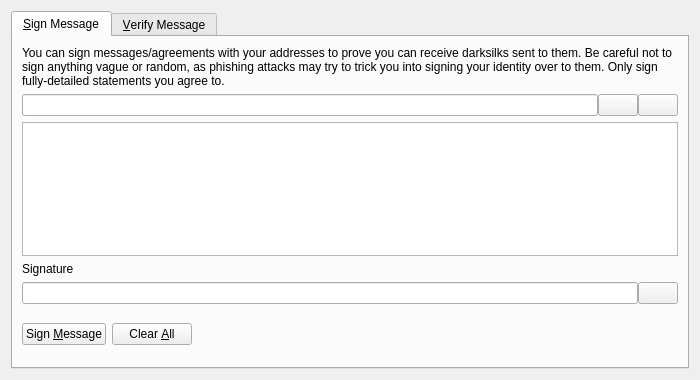
Before: the Qt Designer form src/qt/forms/signverifymessagedialog.ui in duality-solutions/Dynamic, drawn with Qt 5.
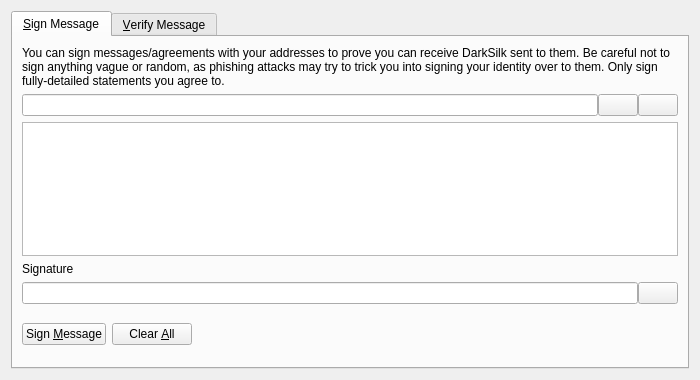
After: the same form once the commit is applied. Custom widgets are drawn as their Qt base class.

Diff of the .ui file:
```diff
--- a/src/qt/forms/signverifymessagedialog.ui
+++ b/src/qt/forms/signverifymessagedialog.ui
@@ -30,7 +30,7 @@
        <item>
         <widget class="QLabel" name="infoLabel_SM">
          <property name="text">
-          <string>You can sign messages/agreements with your addresses to prove you can receive darksilks sent to them. Be careful not to sign anything vague or random, as phishing attacks may try to trick you into signing your identity over to them. Only sign fully-detailed statements you agree to.</string>
+          <string>You can sign messages/agreements with your addresses to prove you can receive DarkSilk sent to them. Be careful not to sign anything vague or random, as phishing attacks may try to trick you into signing your identity over to them. Only sign fully-detailed statements you agree to.</string>
          </property>
          <property name="textFormat">
           <enum>Qt::PlainText</enum>
```
